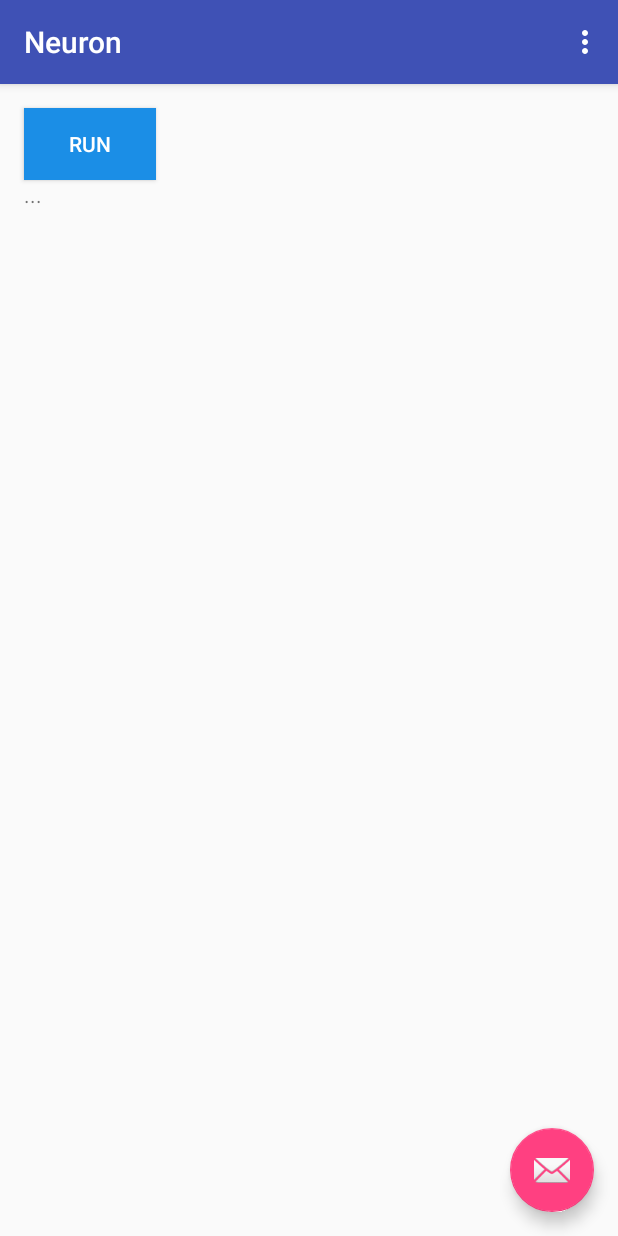
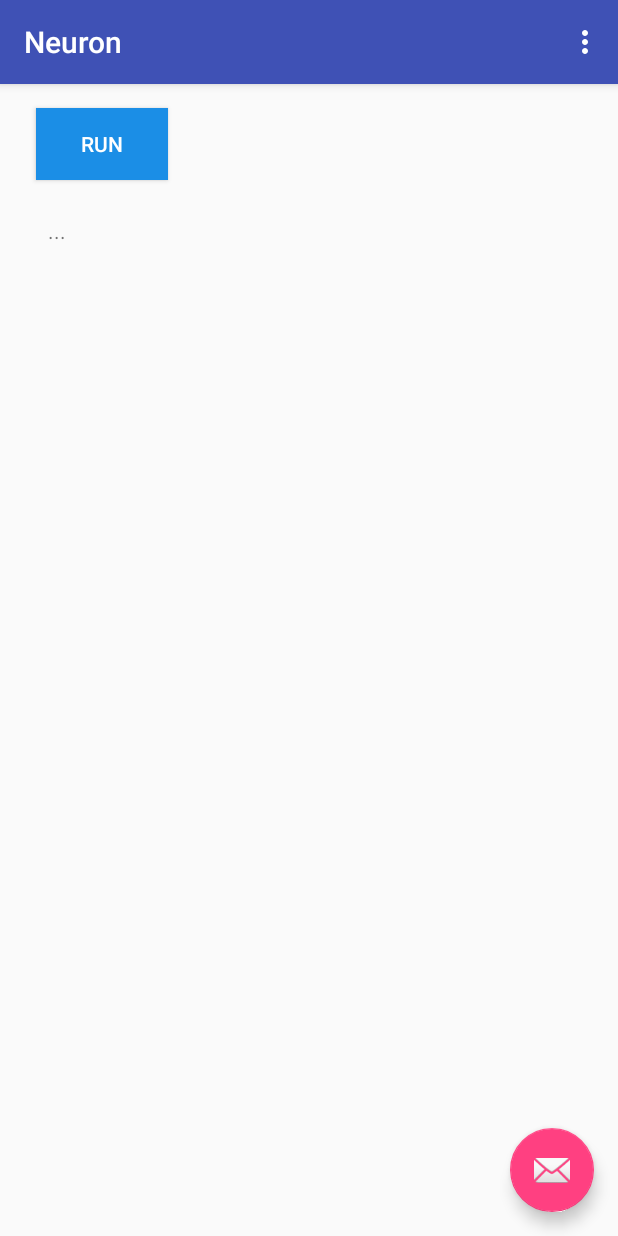
Before and after one commit to josh2397/Neuron, an Android app: the screen it shows after launch (MainActivity), after a tap on an icon or button, on a phone screen of 412 x 824 dp. Run offline under Robolectric (Android 15) with nearby library versions, the phone set to English and light mode, and no system bars.

Commit message:
Layer and Neuron numbers now iterate correctly

```diff
--- a/app/src/main/java/com/example/joshuamitchell/neuron/HiddenLayer.java
+++ b/app/src/main/java/com/example/joshuamitchell/neuron/HiddenLayer.java
@@ -74,7 +74,9 @@ public class HiddenLayer extends Layer {
                 System.out.println(Arrays.deepToString(neuron.getListOfWeightIn().toArray() ));
                 System.out.println("Output Weights:");
                 System.out.println(Arrays.deepToString(neuron.getListOfWeightOut().toArray() ));
+                n++;
             }
+            h++;
         }
 
 
--- a/app/src/main/java/com/example/joshuamitchell/neuron/InputLayer.java
+++ b/app/src/main/java/com/example/joshuamitchell/neuron/InputLayer.java
@@ -9,7 +9,7 @@ import java.util.Arrays;
 public class InputLayer extends Layer {
 
     public InputLayer initLayer(InputLayer inputLayer){
-        //TODO - Initialize the input layer with pseudo random real numbers
+
 
         ArrayList<Double> listOfWeightInTemp = new ArrayList<Double>();
         ArrayList<Neuron> listOfNeurons = new ArrayList<Neuron>();
@@ -30,7 +30,7 @@ public class InputLayer extends Layer {
     }
 
     public void printLayer(InputLayer inputLayer){
-        //TODO - Print the input weights of the layer
+
         System.out.println("### INPUT LAYER ###");
         int n = 1;
         for (Neuron neuron : inputLayer.getListOfNeurons())
@@ -38,6 +38,7 @@ public class InputLayer extends Layer {
             System.out.println("Neuron #" + n + ":");
             System.out.println("Input Weights: ");
             System.out.println(Arrays.deepToString(neuron.getListOfWeightIn().toArray()));
+            n++;
         }
 
     }
--- a/app/src/main/java/com/example/joshuamitchell/neuron/NeuralNet.java
+++ b/app/src/main/java/com/example/joshuamitchell/neuron/NeuralNet.java
@@ -43,7 +43,7 @@ public class NeuralNet {
     }
 
     public void printNet(){
-        //TODO - Print the neural net as a whole. Each input and output weight of each layer is shown
+
         //textView = (TextView) (findViewById(R.id.buttonOutput));
 
         inputLayer.printLayer(inputLayer);
--- a/app/src/main/java/com/example/joshuamitchell/neuron/OutputLayer.java
+++ b/app/src/main/java/com/example/joshuamitchell/neuron/OutputLayer.java
@@ -31,7 +31,7 @@ public class OutputLayer extends Layer{
     }
 
     public void printLayer(OutputLayer outputLayer){
-        //TODO - Print the weights of the layer
+
         System.out.println("### OUTPUT LAYER ###");
 
         int n = 1;
@@ -40,7 +40,7 @@ public class OutputLayer extends Layer{
             System.out.println("Neuron #" + n + ":");
             System.out.println("Output Weights:");
             System.out.println(Arrays.deepToString(neuron.getListOfWeightOut().toArray() ));
-
+            n++;
         }
 
     }
--- a/app/src/main/res/layout/content_main.xml
+++ b/app/src/main/res/layout/content_main.xml
@@ -18,13 +18,14 @@
         app:layout_constraintTop_toBottomOf="@+id/button"
         tools:layout_constraintLeft_creator="1"
         app:layout_constraintLeft_toLeftOf="parent"
-        android:layout_marginLeft="16dp"
-        android:layout_marginStart="16dp" />
+        android:layout_marginLeft="32dp"
+        android:layout_marginStart="32dp"
+        android:layout_marginTop="24dp" />
 
     <Button
         android:text="Run"
-        android:layout_width="wrap_content"
-        android:layout_height="wrap_content"
+        android:layout_width="88dp"
+        android:layout_height="48dp"
         android:id="@+id/button"
         android:elevation="14dp"
         android:visibility="visible"
@@ -33,8 +34,8 @@
         android:textColor="@android:color/background_light"
         android:layout_marginTop="16dp"
         app:layout_constraintTop_toTopOf="parent"
-        android:layout_marginStart="16dp"
+        android:layout_marginStart="24dp"
         app:layout_constraintLeft_toLeftOf="parent"
-        android:layout_marginLeft="16dp" />
+        android:layout_marginLeft="24dp" />
 
 </android.support.constraint.ConstraintLayout>
```
